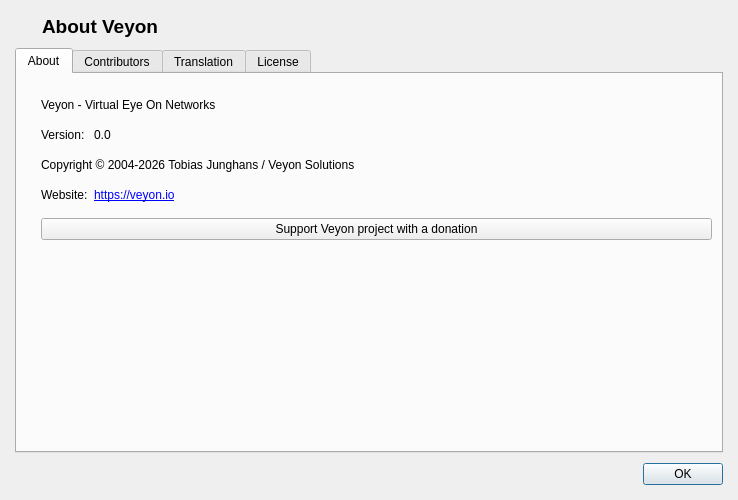
The window that core/src/AboutDialog.ui (rsamjkt/veyon-macos) describes before a commit, drawn with Qt 5.
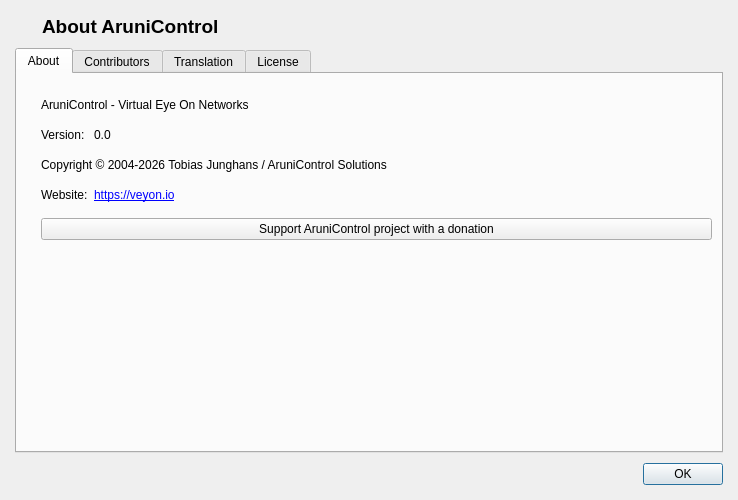
The same window after the commit. Icons and pictures are not drawn.

Commit message:
Rebrand product to AruniControl (GPLv2 fork of Veyon)
- Product/app name Veyon -> AruniControl (org=Arunika, domain=arunika.id)
- 109 user-facing UI strings rebranded across 65 files
- launchd service label, bundle IDs, app bundle names updated
- package-macos*.sh now build AruniControl[.app] (Master/Configurator)
- ATTRIBUTION.md added; original Veyon copyright/license notices preserved

Patch:
```diff
--- a/core/src/AboutDialog.ui
+++ b/core/src/AboutDialog.ui
@@ -80,7 +80,7 @@
         </font>
        </property>
        <property name="text">
-        <string>About Veyon</string>
+        <string>About AruniControl</string>
        </property>
       </widget>
      </item>
@@ -118,7 +118,7 @@
        <item row="0" column="0" colspan="2">
         <widget class="QLabel" name="label_3">
          <property name="text">
-          <string notr="true">Veyon - Virtual Eye On Networks</string>
+          <string notr="true">AruniControl - Virtual Eye On Networks</string>
          </property>
         </widget>
        </item>
@@ -149,7 +149,7 @@
        <item row="3" column="0" colspan="2">
         <widget class="QLabel" name="label_8">
          <property name="text">
-          <string notr="true">Copyright © 2004-2026 Tobias Junghans / Veyon Solutions</string>
+          <string notr="true">Copyright © 2004-2026 Tobias Junghans / AruniControl Solutions</string>
          </property>
         </widget>
        </item>
@@ -176,7 +176,7 @@
        <item row="6" column="0" colspan="2">
         <widget class="QPushButton" name="donateButton">
          <property name="text">
-          <string>Support Veyon project with a donation</string>
+          <string>Support AruniControl project with a donation</string>
          </property>
         </widget>
        </item>
```
Left out of the diff: 4 changed lines with no effect on the pictures. The commit also changes 69 other files.
